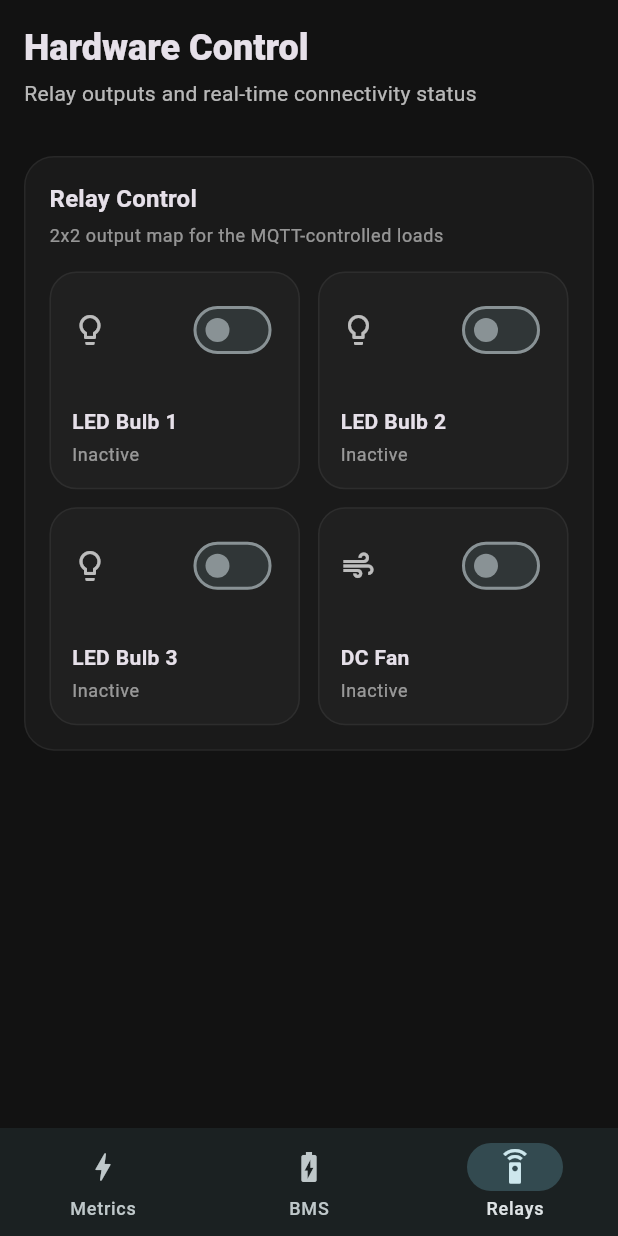
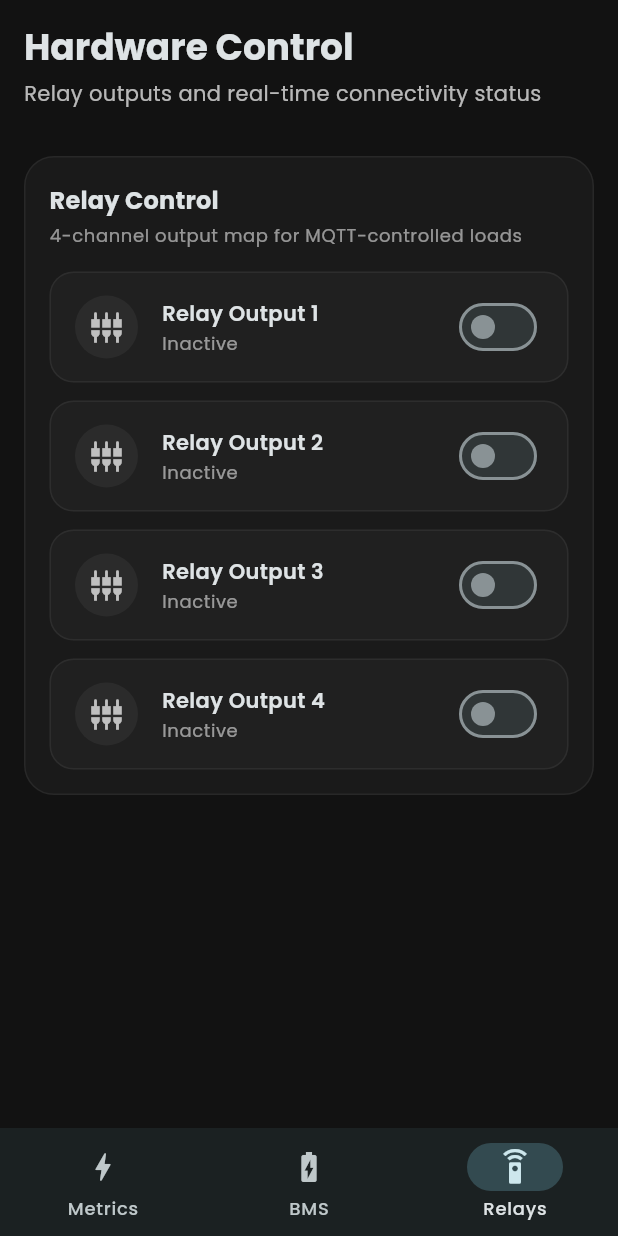
Before and after one commit to Zenalghi/bms_app, a Flutter app: the screen it shows after launch, item 3 of the bottom bar chosen, on a phone screen of 412 x 824 dp. Run offline on Flutter 3.47's test engine with Material 3 defaults, Android fonts, the phone set to English and light mode, and no system bars; missing offline and left inert: mqtt_client.

Commit message:
flutter clean

```diff
--- a/lib/main.dart
+++ b/lib/main.dart
@@ -86,7 +86,10 @@ class _MyAppState extends State<MyApp> {
       scrollBehavior: const MaterialScrollBehavior().copyWith(
         physics: const BouncingScrollPhysics(),
       ),
-      theme: ThemeData.dark(useMaterial3: true).copyWith(
+      theme: ThemeData(
+        useMaterial3: true,
+        brightness: Brightness.dark,
+        fontFamily: 'Poppins',
         scaffoldBackgroundColor: const Color(0xFF121212),
         colorScheme: ColorScheme.fromSeed(
           seedColor: const Color(0xFF00BCD4),
--- a/lib/screens/metrics_screen.dart
+++ b/lib/screens/metrics_screen.dart
@@ -8,8 +8,24 @@ class MetricsScreen extends StatelessWidget {
 
   @override
   Widget build(BuildContext context) {
-    return SingleChildScrollView(
-      physics: const BouncingScrollPhysics(),
+    return RefreshIndicator(
+      // Kustomisasi warna loading spinner agar senada dengan tema aplikasi
+      color: const Color(0xFF00BCD4),
+      backgroundColor: const Color(0xFF1A1A1A),
+
+      // Fungsi yang dipanggil saat user menarik layar ke bawah
+      onRefresh: () async {
+        // Saat ini kita beri efek delay 1.5 detik untuk simulasi refresh UI.
+        // Jika ke depannya kamu ingin ini benar-benar merestart koneksi MQTT,
+        // kamu bisa mengoper fungsi reconnect dari main.dart ke sini.
+        await Future.delayed(const Duration(milliseconds: 1500));
+      },
+      child: SingleChildScrollView(
+        // Wajib menggunakan AlwaysScrollableScrollPhysics agar selalu bisa ditarik ke bawah
+        // meskipun isi kontennya tidak lebih panjang dari layar HP.
+        physics: const AlwaysScrollableScrollPhysics(
+          parent: BouncingScrollPhysics(),
+        ),
         padding: const EdgeInsets.all(16),
         child: Column(
           crossAxisAlignment: CrossAxisAlignment.start,
@@ -17,7 +33,7 @@ class MetricsScreen extends StatelessWidget {
             // Header dengan indikator status Online/Offline MQTT
             _SectionHeader(
               title: 'Electrical Metrics',
-            subtitle: 'Real-time power and battery health monitoring',
+              subtitle: 'Real-time power and battery monitoring',
               status: state.bmsStatus,
             ),
             const SizedBox(height: 16),
@@ -47,6 +63,7 @@ class MetricsScreen extends StatelessWidget {
               color: Colors.orangeAccent,
             ),
           ],
+        ),
       ),
     );
   }
--- a/lib/widgets/relay_control_card.dart
+++ b/lib/widgets/relay_control_card.dart
@@ -12,11 +12,24 @@ class RelayControlCard extends StatelessWidget {
 
   @override
   Widget build(BuildContext context) {
+    // Label dan ikon dibuat umum untuk keperluan hardware relay
     final relays = <_RelayDescriptor>[
-      const _RelayDescriptor(name: 'LED Bulb 1', icon: Icons.lightbulb_outline),
-      const _RelayDescriptor(name: 'LED Bulb 2', icon: Icons.lightbulb_outline),
-      const _RelayDescriptor(name: 'LED Bulb 3', icon: Icons.lightbulb_outline),
-      const _RelayDescriptor(name: 'DC Fan', icon: Icons.air),
+      const _RelayDescriptor(
+        name: 'Relay Output 1',
+        icon: Icons.settings_input_component,
+      ),
+      const _RelayDescriptor(
+        name: 'Relay Output 2',
+        icon: Icons.settings_input_component,
+      ),
+      const _RelayDescriptor(
+        name: 'Relay Output 3',
+        icon: Icons.settings_input_component,
+      ),
+      const _RelayDescriptor(
+        name: 'Relay Output 4',
+        icon: Icons.settings_input_component,
+      ),
     ];
 
     return Container(
@@ -37,31 +50,31 @@ class RelayControlCard extends StatelessWidget {
           ),
           const SizedBox(height: 4),
           Text(
-            '2x2 output map for the MQTT-controlled loads',
+            '4-channel output map for MQTT-controlled loads',
             style: Theme.of(
               context,
             ).textTheme.bodySmall?.copyWith(color: Colors.white54),
           ),
           const SizedBox(height: 16),
-          GridView.builder(
+
+          // Diubah dari GridView menjadi ListView untuk susunan 1x4 ke bawah
+          ListView.separated(
             shrinkWrap: true,
             physics: const NeverScrollableScrollPhysics(),
             itemCount: relays.length,
-            gridDelegate: const SliverGridDelegateWithFixedCrossAxisCount(
-              crossAxisCount: 2,
-              mainAxisSpacing: 12,
-              crossAxisSpacing: 12,
-              childAspectRatio: 1.15,
-            ),
+            separatorBuilder: (context, index) => const SizedBox(height: 12),
             itemBuilder: (context, index) {
               final relay = relays[index];
               final enabled = relayStates[index];
 
               return AnimatedContainer(
                 duration: const Duration(milliseconds: 200),
-                padding: const EdgeInsets.all(14),
+                padding: const EdgeInsets.symmetric(
+                  horizontal: 16,
+                  vertical: 12,
+                ),
                 decoration: BoxDecoration(
-                  borderRadius: BorderRadius.circular(18),
+                  borderRadius: BorderRadius.circular(16),
                   color: enabled
                       ? relay.accentColor.withValues(alpha: 0.14)
                       : const Color(0xFF202020),
@@ -71,28 +84,28 @@ class RelayControlCard extends StatelessWidget {
                         : Colors.white.withValues(alpha: 0.06),
                   ),
                 ),
-                child: Column(
-                  crossAxisAlignment: CrossAxisAlignment.start,
-                  mainAxisAlignment: MainAxisAlignment.spaceBetween,
+                child: Row(
                   children: [
-                    Row(
-                      children: [
-                        Icon(
+                    // Ikon diletakkan di dalam lingkaran agar lebih rapi
+                    Container(
+                      padding: const EdgeInsets.all(10),
+                      decoration: BoxDecoration(
+                        color: enabled
+                            ? relay.accentColor.withValues(alpha: 0.2)
+                            : Colors.white.withValues(alpha: 0.05),
+                        shape: BoxShape.circle,
+                      ),
+                      child: Icon(
                         relay.icon,
                         color: enabled ? relay.accentColor : Colors.white70,
+                        size: 22,
                       ),
-                        const Spacer(),
-                        Switch.adaptive(
-                          value: enabled,
-                          activeThumbColor: relay.accentColor,
-                          activeTrackColor: relay.accentColor.withValues(
-                            alpha: 0.28,
                     ),
-                          onChanged: (value) => onRelayChanged(index, value),
-                        ),
-                      ],
-                    ),
-                    Column(
+                    const SizedBox(width: 16),
+
+                    // Teks diletakkan di tengah
+                    Expanded(
+                      child: Column(
                         crossAxisAlignment: CrossAxisAlignment.start,
                         children: [
                           Text(
@@ -100,7 +113,7 @@ class RelayControlCard extends StatelessWidget {
                             style: Theme.of(context).textTheme.bodyMedium
                                 ?.copyWith(fontWeight: FontWeight.w600),
                           ),
-                        const SizedBox(height: 4),
+                          const SizedBox(height: 2),
                           Text(
                             enabled ? 'Active' : 'Inactive',
                             style: Theme.of(context).textTheme.bodySmall
@@ -111,6 +124,17 @@ class RelayControlCard extends StatelessWidget {
                                 ),
                           ),
                         ],
+                      ),
+                    ),
+
+                    // Switch diletakkan di ujung kanan
+                    Switch.adaptive(
+                      value: enabled,
+                      activeThumbColor: relay.accentColor,
+                      activeTrackColor: relay.accentColor.withValues(
+                        alpha: 0.28,
+                      ),
+                      onChanged: (value) => onRelayChanged(index, value),
                     ),
                   ],
                 ),
@@ -129,6 +153,6 @@ class _RelayDescriptor {
   final String name;
   final IconData icon;
 
-  Color get accentColor =>
-      icon == Icons.air ? const Color(0xFF64B5F6) : const Color(0xFFFFC107);
+  // Menggunakan warna Cyan standar aplikasi untuk semua relay
+  Color get accentColor => const Color(0xFF00BCD4);
 }
```
Also changed, not shown: 1 other file. Lines whose indentation alone changed are shown as unchanged.
